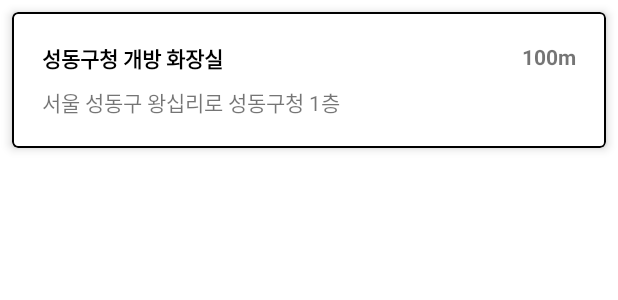
After one commit to chaehyunp/TPWhereis, an Android app: the layout recycler_item_list_fragment.xml on its own in the app's theme, with its tools: preview values and no code run, on a phone screen of 412 x 824 dp. The commit adds this screen. Shown: the top 300 px of the screen. Run offline under Robolectric (Android 15) with nearby library versions, the phone set to English and light mode, and no system bars.

Commit message:
ListFragment-recycler-adapter

```diff
--- /dev/null
+++ b/app/src/main/res/layout/recycler_item_list_fragment.xml
@@ -0,0 +1,47 @@
+<?xml version="1.0" encoding="utf-8"?>
+<com.google.android.material.card.MaterialCardView xmlns:android="http://schemas.android.com/apk/res/android"
+    android:layout_width="match_parent"
+    android:layout_height="wrap_content"
+    xmlns:app="http://schemas.android.com/apk/res-auto"
+    app:cardElevation="4dp"
+    app:cardCornerRadius="4dp"
+    app:contentPadding="16dp"
+    android:layout_margin="8dp"
+    app:strokeWidth="1dp"
+    app:strokeColor="@color/black">
+
+    <RelativeLayout
+        android:layout_width="match_parent"
+        android:layout_height="wrap_content">
+
+        <TextView
+            android:id="@+id/tv_place_name"
+            android:layout_width="wrap_content"
+            android:layout_height="wrap_content"
+            android:text="성동구청 개방 화장실"
+            android:textColor="@color/black"
+            android:textStyle="bold"
+            android:padding="4dp"/>
+
+        <TextView
+            android:id="@+id/tv_place_address"
+            android:layout_width="wrap_content"
+            android:layout_height="wrap_content"
+            android:text="서울 성동구 왕십리로 성동구청 1층"
+            android:layout_below="@+id/tv_place_name"
+            android:padding="4dp"/>
+
+        <TextView
+            android:id="@+id/tv_distance"
+            android:layout_width="wrap_content"
+            android:layout_height="wrap_content"
+            android:text="100m"
+            android:textStyle="bold"
+            android:layout_alignParentRight="true"
+            android:padding="4dp"/>
+
+    </RelativeLayout>
+
+
+
+</com.google.android.material.card.MaterialCardView>
```
Also changed, not shown: app/src/main/java/com/ch96/tpwhereis/activities/MainActivity.kt (+8 -1 lines), app/src/main/java/com/ch96/tpwhereis/adapters/PlaceListRecyclerAdapter.kt (added, +33 -0 lines), app/src/main/java/com/ch96/tpwhereis/fragments/PlaceListFragment.kt (+18 -0 lines), app/src/main/res/layout/fragment_place_list.xml (+9 -1 lines).
